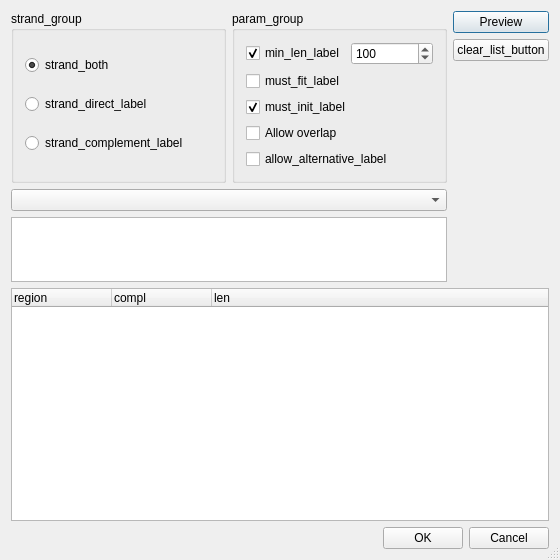
The window that src/plugins/orf_marker/src/ui/ORFDialogUI.ui (violethaze74/ugene) describes before a commit, drawn with Qt 5.
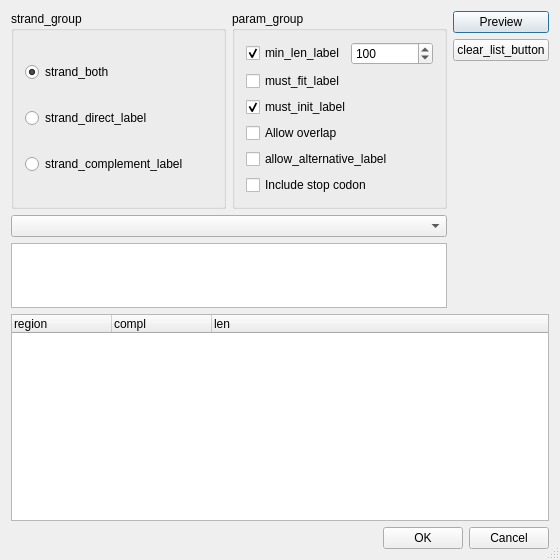
The same window after the commit.

Commit message: UGENE-496: added GUI option

```diff
--- a/src/plugins/orf_marker/src/ui/ORFDialogUI.ui
+++ b/src/plugins/orf_marker/src/ui/ORFDialogUI.ui
@@ -238,6 +238,20 @@
             </property>
            </widget>
           </item>
+          <item>
+           <widget class="QCheckBox" name="ckIncStopCodon">
+            <property name="toolTip">
+             <string>&lt;!DOCTYPE HTML PUBLIC &quot;-//W3C//DTD HTML 4.0//EN&quot; &quot;http://www.w3.org/TR/REC-html40/strict.dtd&quot;&gt;
+&lt;html&gt;&lt;head&gt;&lt;meta name=&quot;qrichtext&quot; content=&quot;1&quot; /&gt;&lt;style type=&quot;text/css&quot;&gt;
+p, li { white-space: pre-wrap; }
+&lt;/style&gt;&lt;/head&gt;&lt;body style=&quot; font-family:'MS Shell Dlg 2'; font-size:8.25pt; font-weight:400; font-style:normal;&quot;&gt;
+&lt;p style=&quot; margin-top:0px; margin-bottom:0px; margin-left:0px; margin-right:0px; -qt-block-indent:0; text-indent:0px;&quot;&gt;&lt;span style=&quot; font-size:8pt;&quot;&gt;Include stop codon into resulting annotation. &lt;/span&gt;&lt;/p&gt;&lt;/body&gt;&lt;/html&gt;</string>
+            </property>
+            <property name="text">
+             <string>Include stop codon</string>
+            </property>
+           </widget>
+          </item>
          </layout>
         </widget>
        </item>
```
The commit also changes 3 other files.
